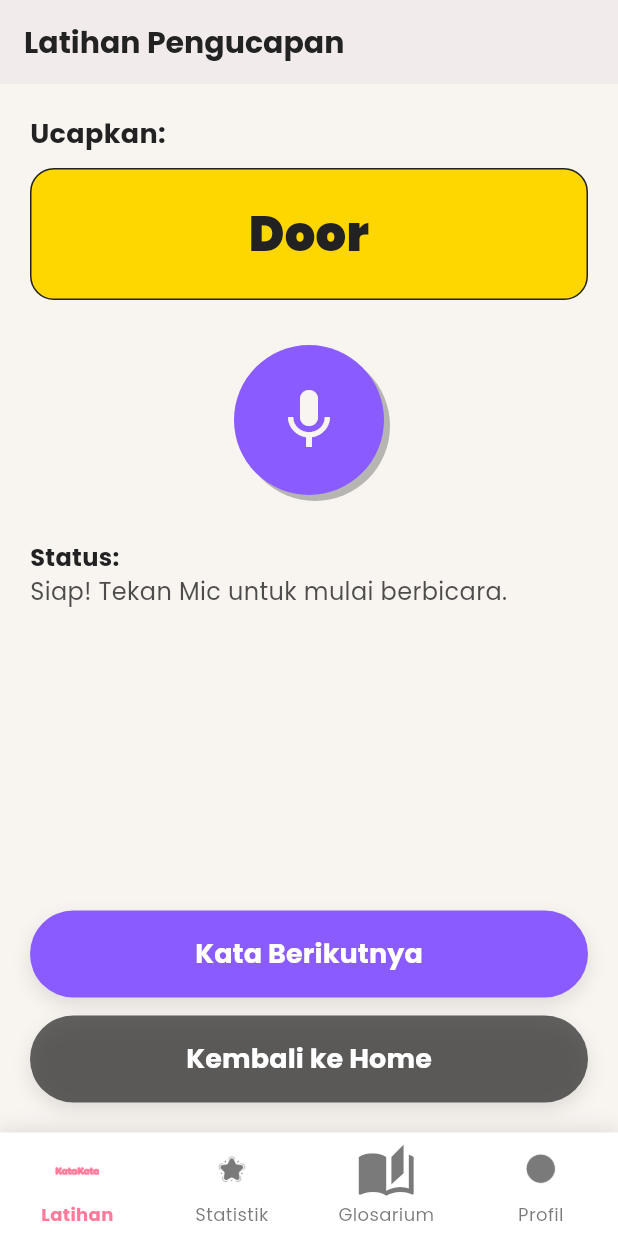
After one commit to exoticnacho/test-katakata, a Flutter app: the PronunciationScreen screen opened by its route, after a tap on the "mic" icon, after a tap on "Kata Berikutnya", on a phone screen of 412 x 824 dp. The commit adds this screen. Run offline on Flutter 3.47's test engine with Material 3 defaults, Android fonts, the phone set to English and light mode, and no system bars; our stand-ins replace flip_card, flutter_riverpod, go_router, google_fonts, lottie, speech_to_text.

Commit message:
add speech recognition

```diff
--- a/lib/app/app.dart
+++ b/lib/app/app.dart
@@ -1,6 +1,5 @@
 // lib/app/app.dart
 import 'package:flutter/material.dart';
-// FIX: Imports localization
 import 'package:flutter_localizations/flutter_localizations.dart';
 import 'package:go_router/go_router.dart';
 import 'package:flutter_riverpod/flutter_riverpod.dart';
@@ -19,6 +18,7 @@ import 'package:katakata_app/features/lesson/stage_selection_screen.dart';
 import 'package:katakata_app/features/lesson/language_selection_screen.dart';
 import 'package:katakata_app/features/statistics/word_list_screen.dart';
 import 'package:katakata_app/features/minigames/flashcard_screen.dart';
+import 'package:katakata_app/features/minigames/pronunciation_screen.dart';
 
 // FIX: GlobalKey untuk GoRouter
 final rootNavigatorKey = GlobalKey<NavigatorState>();
@@ -64,17 +64,28 @@ final goRouterProvider = Provider<GoRouter>((ref) {
           return MainLayoutScreen(child: child);
         },
         routes: [
+      GoRoute(path: '/', builder: (context, state) => const SplashScreen()),
+      GoRoute(path: '/onboarding', builder: (context, state) => const OnboardingScreen()),
+      GoRoute(path: '/signin', builder: (context, state) => const SignInScreen()),
+
+      ShellRoute(
+        builder: (context, state, child) {
+          return MainLayoutScreen(child: child);
+        },
+        routes: [
           GoRoute(path: '/home', builder: (context, state) => const HomeScreen()),
           GoRoute(path: '/statistik', builder: (context, state) => const StatisticsScreen()),
           GoRoute(path: '/profile', builder: (context, state) => const ProfileScreen()),
           GoRoute(path: '/languages', builder: (context, state) => const LanguageSelectionScreen()),
-
-          // FIX: TAMBAHKAN GLOSARIUM SEBAGAI HALAMAN NAVIGASI BARU
           GoRoute(path: '/wordlist', builder: (context, state) => const WordListScreen()),
         ],
       ),
 
-      // Rute yang TIDAK memiliki Bottom Navigation Bar:
+      GoRoute(
+        path: '/wordlist',
+        builder: (context, state) => const WordListScreen(),
+      ),
+
       GoRoute(
         path: '/stages',
         builder: (context, state) => const StageSelectionScreen(),
@@ -86,11 +97,21 @@ final goRouterProvider = Provider<GoRouter>((ref) {
           return LessonScreen(stageNumber: stageNumber);
         },
       ),
+
+      // Rute Flashcard
       GoRoute(
         path: '/flashcard',
         builder: (context, state) => const FlashcardScreen(),
       ),
+
+      // FIX: TAMBAHKAN RUTE PRONOUNCE YANG HILANG DI SINI
+      GoRoute(
+        path: '/pronounce',
+        builder: (context, state) => const PronunciationScreen(),
+      ),
     ],
+    ),
+    ]
   );
 });
 
--- a/lib/core/services/lesson_service.dart
+++ b/lib/core/services/lesson_service.dart
@@ -1,8 +1,7 @@
 // lib/core/services/lesson_service.dart
 import 'package:flutter_riverpod/flutter_riverpod.dart';
-// FIX: Hapus data mock lama dan import data dari file baru
 import 'package:katakata_app/core/data/mock_questions.dart';
-import 'package:katakata_app/core/services/user_service.dart'; // Digunakan untuk mendapatkan level user
+import 'package:katakata_app/core/services/user_service.dart';
 
 // Model untuk Soal (Tetap sama)
 class Question {
--- a/lib/features/home/home_screen.dart
+++ b/lib/features/home/home_screen.dart
@@ -94,14 +94,24 @@ class HomeScreen extends ConsumerWidget {
               ],
             ),
 
-            const Spacer(), // Dorong konten ke tengah bawah
+             const Spacer(),
 
-            // Tombol Mulai Latihan Baru
+            // Tombol Mulai Latihan Pengucapan (FITUR BARU)
+            KataKataButton(
+              text: 'Latihan Pengucapan',
+              onPressed: () {
+                 context.push('/pronounce'); // <-- NAVIGASI KE LAYAR BARU
+              },
+              backgroundColor: KataKataColors.violetCerah.withOpacity(0.8),
+              foregroundColor: KataKataColors.offWhite,
+            ),
+            const SizedBox(height: 10),
+
+            // Tombol Mulai Latihan Baru (Lama)
             KataKataButton(
               text: 'Mulai Latihan Baru',
               onPressed: () {
-                 // UBAH: Navigasi ke Language Selection Screen
-                 context.push('/languages'); // <-- UBAH ROUTE DI SINI
+                 context.push('/languages');
               },
             ),
             const SizedBox(height: 15),
--- a/lib/features/minigames/flashcard_screen.dart
+++ b/lib/features/minigames/flashcard_screen.dart
@@ -6,10 +6,7 @@ import 'package:google_fonts/google_fonts.dart';
 import 'package:katakata_app/core/constants/colors.dart';
 import 'package:katakata_app/core/services/flashcard_service.dart';
 import 'package:katakata_app/widgets/custom_button.dart';
-import 'package:flip_card/flip_card.dart'; // Import package ini jika digunakan
-
-// Catatan: Asumsikan Anda telah menambahkan 'flip_card: ^0.7.0' (atau versi terbaru)
-// di pubspec.yaml untuk fungsionalitas membalik kartu.
+import 'package:flip_card/flip_card.dart';
 
 class FlashcardScreen extends ConsumerWidget {
   const FlashcardScreen({super.key});
--- /dev/null
+++ b/lib/features/minigames/pronunciation_screen.dart
@@ -0,0 +1,255 @@
+// lib/features/minigames/pronunciation_screen.dart
+import 'package:flutter/material.dart';
+import 'package:flutter_riverpod/flutter_riverpod.dart';
+import 'package:go_router/go_router.dart';
+import 'package:google_fonts/google_fonts.dart';
+import 'package:katakata_app/core/constants/colors.dart';
+import 'package:katakata_app/core/data/mock_words.dart';
+import 'package:speech_to_text/speech_to_text.dart';
+import 'package:katakata_app/widgets/custom_button.dart';
+
+// State Provider untuk menyimpan data dan status Speech
+final pronunciationStateProvider = StateProvider<PronunciationState>((ref) {
+  // Pilih kata acak dari Glosarium untuk latihan
+  final int randomIndex = (mockLearnedWords.length * 0.4).toInt(); // Ambil dari 40% kata yang ada
+  final targetWord = mockLearnedWords.isNotEmpty ? mockLearnedWords[randomIndex] : LearnedWord(english: "Hello", indonesian: "Halo", level: "Level 1");
+
+  return PronunciationState(targetWord: targetWord);
+});
+
+class PronunciationState {
+  final LearnedWord targetWord;
+  final bool isListening;
+  final String recognizedText;
+  final String statusMessage;
+  final bool isInitialized;
+  final bool isCorrect;
+
+  PronunciationState({
+    required this.targetWord,
+    this.isListening = false,
+    this.recognizedText = '',
+    this.statusMessage = 'Tekan mikrofon dan ucapkan kata ini.',
+    this.isInitialized = false,
+    this.isCorrect = false,
+  });
+
+  PronunciationState copyWith({
+    LearnedWord? targetWord,
+    bool? isListening,
+    String? recognizedText,
+    String? statusMessage,
+    bool? isInitialized,
+    bool? isCorrect,
+  }) {
+    return PronunciationState(
+      targetWord: targetWord ?? this.targetWord,
+      isListening: isListening ?? this.isListening,
+      recognizedText: recognizedText ?? this.recognizedText,
+      statusMessage: statusMessage ?? this.statusMessage,
+      isInitialized: isInitialized ?? this.isInitialized,
+      isCorrect: isCorrect ?? this.isCorrect,
+    );
+  }
+}
+
+
+class PronunciationScreen extends ConsumerStatefulWidget {
+  const PronunciationScreen({super.key});
+
+  @override
+  ConsumerState<PronunciationScreen> createState() => _PronunciationScreenState();
+}
+
+class _PronunciationScreenState extends ConsumerState<PronunciationScreen> {
+  final SpeechToText _speechToText = SpeechToText();
+
+  @override
+  void initState() {
+    super.initState();
+    _initSpeech();
+  }
+
+  // Inisialisasi SpeechToText dan meminta izin
+  void _initSpeech() async {
+    bool available = await _speechToText.initialize(
+        onError: (e) => print('Speech Error: $e'),
+        onStatus: (status) => print('Speech Status: $status'),
+    );
+
+    if (available) {
+      ref.read(pronunciationStateProvider.notifier).update((state) => state.copyWith(
+        isInitialized: true,
+        statusMessage: 'Siap! Tekan Mic untuk mulai berbicara.',
+      ));
+    } else {
+       ref.read(pronunciationStateProvider.notifier).update((state) => state.copyWith(
+        isInitialized: false,
+        statusMessage: 'Error: Speech Recognition tidak tersedia.',
+      ));
+    }
+  }
+
+  // Mulai mendengarkan suara pengguna
+  void _startListening() async {
+    final state = ref.read(pronunciationStateProvider);
+    if (!state.isInitialized || state.isListening) return;
+
+    // Bersihkan status sebelumnya
+    ref.read(pronunciationStateProvider.notifier).update((s) => s.copyWith(
+        isListening: true,
+        recognizedText: '',
+        statusMessage: 'Dengarkan... Ucapkan kata target.',
+        isCorrect: false,
+    ));
+
+    // Mulai mendengarkan, dengan English sebagai locale
+    await _speechToText.listen(
+      onResult: _onSpeechResult,
+      listenMode: ListenMode.confirmation,
+      localeId: 'en_US',
+      listenFor: const Duration(seconds: 5),
+    );
+  }
+
+  // Berhenti mendengarkan dan memproses hasil
+  void _stopListening() async {
+    ref.read(pronunciationStateProvider.notifier).update((s) => s.copyWith(isListening: false));
+    await _speechToText.stop();
+  }
+
+  void _onSpeechResult(result) {
+    if (result.finalResult) {
+      final recognized = result.recognizedWords.toLowerCase().trim();
+      final target = ref.read(pronunciationStateProvider).targetWord.english.toLowerCase().trim();
+
+      // Hitung kesamaan: Jika kata yang dikenali mengandung kata target
+      final bool correct = recognized.contains(target) && recognized.length < (target.length * 1.5);
+
+      ref.read(pronunciationStateProvider.notifier).update((s) => s.copyWith(
+        isListening: false,
+        recognizedText: recognized,
+        statusMessage: correct ? 'HEBAT! Pengucapan sangat baik.' : 'Ulangi: Coba ucapkan lebih jelas.',
+        isCorrect: correct,
+      ));
+    }
+  }
+
+  // Mengambil kata baru untuk latihan
+  void _nextWord() {
+    _stopListening();
+    final allWords = mockLearnedWords;
+    if (allWords.isEmpty) return;
+
+    // Pilih kata acak yang berbeda dari yang sebelumnya (jika memungkinkan)
+    final int randomIndex = (allWords.length * 0.4).toInt();
+    final newTargetWord = allWords[randomIndex];
+
+    ref.read(pronunciationStateProvider.notifier).update((s) => PronunciationState(
+        targetWord: newTargetWord,
+        isInitialized: true,
+        statusMessage: 'Siap! Tekan Mic untuk mulai berbicara.',
+    ));
+  }
+
+
+  @override
+  Widget build(BuildContext context) {
+    final state = ref.watch(pronunciationStateProvider);
+
+    return Scaffold(
+      backgroundColor: KataKataColors.offWhite,
+      appBar: AppBar(
+        backgroundColor: KataKataColors.offWhite,
+        elevation: 1,
+        title: Text(
+          'Latihan Pengucapan',
+          style: GoogleFonts.poppins(fontSize: 20, fontWeight: FontWeight.bold, color: KataKataColors.charcoal),
+        ),
+      ),
+      body: Padding(
+        padding: const EdgeInsets.all(20.0),
+        child: Column(
+          crossAxisAlignment: CrossAxisAlignment.stretch,
+          children: [
+            Text(
+              'Ucapkan:',
+              style: GoogleFonts.poppins(fontSize: 18, fontWeight: FontWeight.bold, color: KataKataColors.charcoal),
+            ),
+            const SizedBox(height: 10),
+
+            // Kotak Kata Target
+            Container(
+              padding: const EdgeInsets.all(20),
+              decoration: BoxDecoration(
+                color: KataKataColors.kuningCerah,
+                borderRadius: BorderRadius.circular(16),
+                border: Border.all(color: KataKataColors.charcoal),
+              ),
+              child: Text(
+                state.targetWord.english,
+                textAlign: TextAlign.center,
+                style: GoogleFonts.poppins(fontSize: 32, fontWeight: FontWeight.w900, color: KataKataColors.charcoal),
+              ),
+            ),
+            const SizedBox(height: 30),
+
+            // Tombol Mikrofon
+            GestureDetector(
+              onTap: state.isListening ? _stopListening : _startListening,
+              child: AnimatedContainer(
+                duration: const Duration(milliseconds: 300),
+                height: 100,
+                width: 100,
+                decoration: BoxDecoration(
+                  shape: BoxShape.circle,
+                  color: state.isListening ? Colors.red.shade400 : (state.isCorrect ? Colors.green.shade400 : KataKataColors.violetCerah),
+                  boxShadow: state.isListening
+                      ? [BoxShadow(color: Colors.red.shade900, blurRadius: 10, spreadRadius: 3)]
+                      : [BoxShadow(color: KataKataColors.charcoal.withOpacity(0.3), offset: const Offset(4, 4))],
+                ),
+                child: Icon(
+                  state.isListening ? Icons.stop : Icons.mic,
+                  size: 48,
+                  color: KataKataColors.offWhite,
+                ),
+              ),
+            ),
+            const SizedBox(height: 30),
+
+            // Status dan Hasil
+            Text(
+              'Status:',
+              style: GoogleFonts.poppins(fontSize: 16, fontWeight: FontWeight.bold, color: KataKataColors.charcoal),
+            ),
+            Text(
+              state.statusMessage,
+              style: GoogleFonts.poppins(fontSize: 16, color: KataKataColors.charcoal.withOpacity(0.8)),
+            ),
+            const SizedBox(height: 10),
+            if (state.recognizedText.isNotEmpty)
+              Text(
+                'Anda mengucapkan: "${state.recognizedText}"',
+                style: GoogleFonts.poppins(fontSize: 14, fontStyle: FontStyle.italic, color: KataKataColors.charcoal),
+              ),
+
+            const Spacer(),
+
+            // Tombol Lanjut ke Kata Berikutnya
+            KataKataButton(
+              text: 'Kata Berikutnya',
+              onPressed: _nextWord,
+              backgroundColor: KataKataColors.violetCerah,
+            ),
+            const SizedBox(height: 12),
+            KataKataButton(
+              text: 'Kembali ke Home',
+              onPressed: () => context.go('/home'),
+              backgroundColor: KataKataColors.charcoal.withOpacity(0.7),
+            ),
+          ],
+        ),
+      ),
+    );
+  }
+}
--- a/pubspec.yaml
+++ b/pubspec.yaml
@@ -47,6 +47,7 @@ dependencies:
   firebase_auth: ^5.1.0 # Firebase Auth
   cloud_firestore: ^5.0.0 # Firestore DB
   flip_card: ^0.7.0
+  speech_to_text: ^6.3.0
 
 dev_dependencies:
   flutter_test:
```
Also changed, not shown: pubspec.lock, 3 other files.
